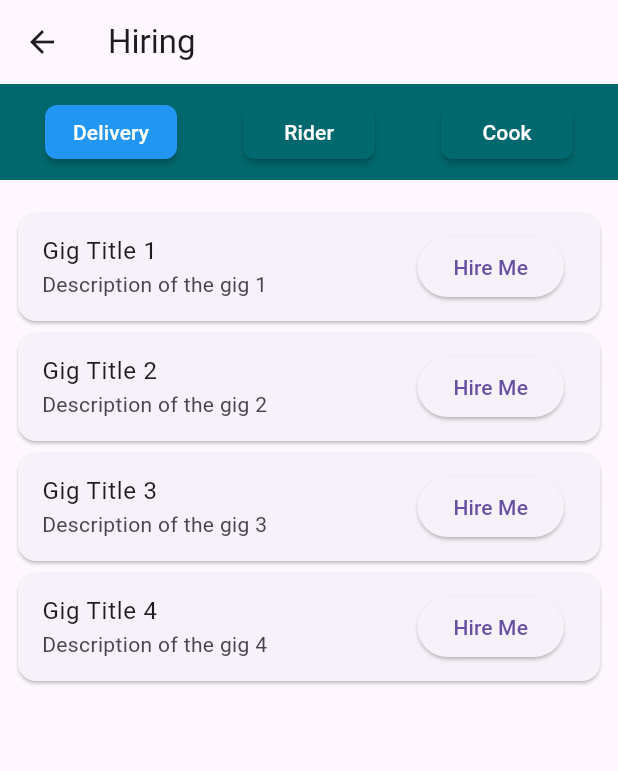
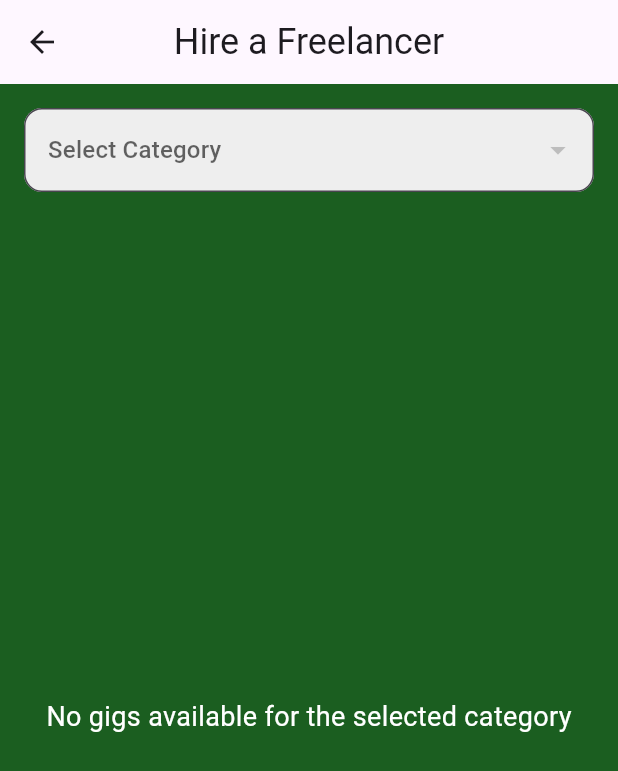
Before and after one commit to muqeetqazi/freelance-app, a Flutter app: the HiringScreen screen opened directly, on a phone screen of 412 x 824 dp. Shown: the top 771 px of the screen. Run offline on Flutter 3.47's test engine with Material 3 defaults, Android fonts, the phone set to English and light mode, and no system bars; our stand-ins replace cloud_firestore, firebase_auth, firebase_core, flutter_spinkit, shared_preferences; accounts and stored records are empty.

Commit message:
all done

```diff
--- a/lib/Screens/client/HiringScreen.dart
+++ b/lib/Screens/client/HiringScreen.dart
@@ -1,4 +1,7 @@
+import 'package:cloud_firestore/cloud_firestore.dart';
 import 'package:flutter/material.dart';
+import 'package:freelanceapp/Screens/services/functions/gigFunctions.dart';
+import 'package:url_launcher/url_launcher.dart';
 
 class HiringScreen extends StatefulWidget {
   const HiringScreen({Key? key}) : super(key: key);
@@ -8,134 +11,170 @@ class HiringScreen extends StatefulWidget {
 }
 
 class _HiringScreenState extends State<HiringScreen> {
-  int _selectedButtonIndex = 0;
+  String? selectedCategory;
+  String? selectedCategoryName;
+  List<Map<String, String>> categories = [];
+  List<DocumentSnapshot> gigs = [];
+
+  final GigFunction gigFunction = GigFunction();
+
+  @override
+  void initState() {
+    super.initState();
+    _loadCategories();
+    _loadGigs();
+  }
+
+  Future<void> _loadCategories() async {
+    try {
+      List<DocumentSnapshot> categoryDocs = await GigFunction.getCategories();
+      List<Map<String, String>> loadedCategories = categoryDocs.map((doc) {
+        return {
+          'catId': (doc['catId'] ?? '').toString(),
+          'catNm': (doc['catNm'] ?? '').toString(),
+        };
+      }).toList();
+
+      setState(() {
+        categories = loadedCategories;
+      });
+    } catch (e) {
+      print('Error loading categories: $e');
+    }
+  }
+
+  Future<void> _loadGigs() async {
+    try {
+      if (selectedCategory != null && selectedCategory!.isNotEmpty) {
+        gigs = await gigFunction.fetchGigsByCategory(selectedCategory!);
+      } else {
+        List<DocumentSnapshot> allGigs = await GigFunction
+            .fetchAllGigs(); // Use class name to call static method
+        gigs = allGigs;
+      }
+      setState(() {});
+    } catch (e) {
+      print('Error loading gigs: $e');
+    }
+  }
+
+  Future<void> _hireUser(String userEmail) async {
+    if (userEmail.isNotEmpty) {
+      String emailUrl =
+          'mailto:$userEmail?subject=Job Application&body=Hi, I would like to hire you for my project.';
+      if (await canLaunch(emailUrl)) {
+        await launch(emailUrl);
+      } else {
+        print('Could not launch email client');
+      }
+    } else {
+      print('User email not found');
+    }
+  }
 
   @override
   Widget build(BuildContext context) {
     return Scaffold(
       appBar: AppBar(
-        title: const Text('Hiring'),
+        title: Text(
+          'Hire a Freelancer',
+          style: TextStyle(fontSize: 24),
         ),
-      body: Column(
+        centerTitle: true,
+      ),
+      backgroundColor: Colors.green.shade900,
+      body: Padding(
+        padding: const EdgeInsets.all(16.0),
+        child: Column(
+          crossAxisAlignment: CrossAxisAlignment.stretch,
           children: [
-          // Navbar with buttons/options
-          Container(
+            DropdownButtonFormField<String>(
+              value: selectedCategory,
+              hint: Text('Select Category'),
+              decoration: InputDecoration(
+                border: OutlineInputBorder(
+                  borderRadius: BorderRadius.circular(12),
+                ),
+                filled: true,
+                fillColor: Colors.grey[200],
+              ),
+              items: categories.map((category) {
+                return DropdownMenuItem<String>(
+                  value: category['catId']!,
+                  child: Text(
+                    category['catNm']!,
+                    style: TextStyle(color: Colors.black),
+                  ),
+                );
+              }).toList(),
+              onChanged: (value) async {
+                setState(() {
+                  selectedCategory = value;
+                  selectedCategoryName = categories.firstWhere(
+                      (category) => category['catId'] == value)['catNm'];
+                });
+                await _loadGigs();
+              },
+            ),
+            SizedBox(height: 20),
+            Expanded(
+              child: gigs.isEmpty
+                  ? Center(
+                      child: Text(
+                        'No gigs available for the selected category',
+                        style: TextStyle(fontSize: 18, color: Colors.white),
+                      ),
+                    )
+                  : ListView.builder(
+                      itemCount: gigs.length,
+                      itemBuilder: (context, index) {
+                        var gig = gigs[index];
+                        return Card(
+                          margin: EdgeInsets.symmetric(vertical: 8),
+                          shape: RoundedRectangleBorder(
+                            borderRadius: BorderRadius.circular(15),
+                          ),
+                          elevation: 4,
+                          color: Colors.green.shade800,
+                          child: Padding(
                             padding: const EdgeInsets.all(8.0),
-            color: const Color(0xFF01696E),
-            child: Row(
-              mainAxisAlignment: MainAxisAlignment.spaceAround,
-              children: [
-                _buildNavbarButton('Delivery', 0),
-                _buildNavbarButton('Rider', 1),
-                _buildNavbarButton('Cook', 2),
-                // Add more buttons as needed
-              ],
+                            child: ListTile(
+                              title: Text(
+                                selectedCategoryName ?? '',
+                                style: TextStyle(
+                                  fontWeight: FontWeight.bold,
+                                  fontSize: 20,
+                                  color: Colors.white,
                                 ),
                               ),
-
-          // Spacer
-          SizedBox(height: 10),
-          // List of cards with gigs
-          Expanded(
-            child: ListView.separated(
-              padding: const EdgeInsets.all(8.0),
-              itemCount:
-                  3, // Assuming you have 3 categories (Delivery, Rider, Cook)
-              separatorBuilder: (context, index) => SizedBox(height: 10),
-              itemBuilder: (context, index) {
-                if (index == _selectedButtonIndex) {
-                  // Load cards based on the selected button
-                  return Column(
-                    crossAxisAlignment: CrossAxisAlignment.stretch,
-                    children: [
-                      Card(
-                        child: ListTile(
-                          title: Text('Gig Title 1'),
-                          subtitle: Text('Description of the gig 1'),
+                              subtitle: Text(
+                                gig['gigDescription'] ?? '',
+                                style: TextStyle(
+                                    fontSize: 16, color: Colors.white),
+                              ),
                               trailing: ElevatedButton(
                                 onPressed: () {
-                              // Add functionality to hire for this gig
+                                  String userEmail = gig['userId'] ?? '';
+                                  _hireUser(userEmail);
                                 },
-                            child: Text('Hire Me'),
+                                style: ElevatedButton.styleFrom(
+                                  shape: RoundedRectangleBorder(
+                                    borderRadius: BorderRadius.circular(12),
+                                  ),
+                                ),
+                                child: Text(
+                                  'Hire Me',
+                                  style: TextStyle(color: Colors.white),
                                 ),
                               ),
                             ),
-                      Card(
-                        child: ListTile(
-                          title: Text('Gig Title 2'),
-                          subtitle: Text('Description of the gig 2'),
-                          trailing: ElevatedButton(
-                            onPressed: () {
-                              // Add functionality to hire for this gig
-                            },
-                            child: Text('Hire Me'),
                           ),
-                        ),
-                      ),
-                      Card(
-                        child: ListTile(
-                          title: Text('Gig Title 3'),
-                          subtitle: Text('Description of the gig 3'),
-                          trailing: ElevatedButton(
-                            onPressed: () {
-                              // Add functionality to hire for this gig
-                            },
-                            child: Text('Hire Me'),
-                          ),
-                        ),
-                      ),
-                      Card(
-                        child: ListTile(
-                          title: Text('Gig Title 4'),
-                          subtitle: Text('Description of the gig 4'),
-                          trailing: ElevatedButton(
-                            onPressed: () {
-                              // Add functionality to hire for this gig
-                            },
-                            child: Text('Hire Me'),
-                          ),
-                        ),
-                      ),
-                      // Add more cards as needed
-                    ],
                         );
-                } else {
-                  // Return an empty container for non-selected categories
-                  return Container();
-                }
                       },
                     ),
             ),
           ],
         ),
-    );
-  }
-
-  Widget _buildNavbarButton(String text, int index) {
-    return MouseRegion(
-      cursor: SystemMouseCursors.click,
-      child: MaterialButton(
-        onPressed: () {
-          setState(() {
-            _selectedButtonIndex = index;
-          });
-        },
-        color: _selectedButtonIndex == index
-            ? Colors.blue
-            : const Color(0xFF01696E),
-        hoverColor: Colors.blue.withOpacity(0.2),
-        shape: RoundedRectangleBorder(
-          borderRadius: BorderRadius.circular(8.0),
-          // side: BorderSide(color: Colors.blue),
-        ),
-        child: Text(
-          text,
-          style: TextStyle(
-            color: _selectedButtonIndex == index
-                ? Colors.white
-                : const Color.fromARGB(255, 255, 255, 255),
-          ),
-        ),
       ),
     );
   }
--- a/lib/Screens/client/LoginScreen.dart
+++ b/lib/Screens/client/LoginScreen.dart
@@ -192,6 +192,8 @@ class _LoginScreenState extends State<LoginScreen> {
   void onPressButton() async {
     var sharedPref = await SharedPreferences.getInstance();
     sharedPref.setBool(SplashScreenState.KEYLOGIN, true);
+    SharedPreferences prefss = await SharedPreferences.getInstance();
+    prefss.setBool(SplashScreenState.isClientLogin, true);
     var gmail = t.text.toString();
     var password = passwords.text.toString();
     var prefs = await SharedPreferences.getInstance();
--- a/lib/Screens/freelancer/FreelanceLoginScreen.dart
+++ b/lib/Screens/freelancer/FreelanceLoginScreen.dart
@@ -2,6 +2,7 @@ import 'package:firebase_auth/firebase_auth.dart';
 import 'package:flutter/material.dart';
 import 'package:freelanceapp/Screens/freelancer/FreelancerHomeScreen.dart';
 import 'package:freelanceapp/Screens/freelancer/SignUpScreen.dart';
+import 'package:freelanceapp/main.dart';
 import 'package:shared_preferences/shared_preferences.dart';
 
 class FreelanceLoginScreen extends StatefulWidget {
@@ -180,7 +181,8 @@ class _FreelanceLoginScreenState extends State<FreelanceLoginScreen> {
     var userPassword = passwords.text.toString();
     bool isGmailEmpty = t.text.isEmpty;
     bool isPasswordEmpty = passwords.text.isEmpty;
-
+    var sharedPref = await SharedPreferences.getInstance();
+    sharedPref.setBool(SplashScreenState.KEYLOGIN, true);
     if (!isGmailEmpty && !isPasswordEmpty) {
       try {
         UserCredential userCredential = await FirebaseAuth.instance
@@ -190,6 +192,8 @@ class _FreelanceLoginScreenState extends State<FreelanceLoginScreen> {
             .showSnackBar(const SnackBar(content: Text('You are Logged in')));
         // Store email in SharedPreferences upon successful login
         storeUserEmail(gmail);
+        SharedPreferences prefs = await SharedPreferences.getInstance();
+        prefs.setBool(SplashScreenState.isFreelancerLogin, true);
         redirectToHomeScreen(context);
       } on FirebaseAuthException catch (e) {
         if (e.code == 'user-not-found') {
--- a/lib/Screens/freelancer/myGigs.dart
+++ b/lib/Screens/freelancer/myGigs.dart
@@ -1,9 +1,3 @@
-// screen detail: es screen pa freelancer ki jo gigs firebase pa pari wo show hoti
-// wo chahy to unha deactivate ya delete kr skta
-// deactivate krna pa database ma status false ho jata false status wali gig client side pr nazar nae ayengi
-// ya screen freelancer side pa 'My Gigs' button bna kr dikha daye uspa
-// eska bhi UI behter krna ko dil krey to bismillah
-
 import 'package:cloud_firestore/cloud_firestore.dart';
 import 'package:flutter/material.dart';
 import 'package:freelanceapp/Screens/services/functions/gigFunctions.dart';
@@ -14,7 +8,8 @@ class MyGigsScreen extends StatefulWidget {
 }
 
 class _MyGigsScreenState extends State<MyGigsScreen> {
-  late List<DocumentSnapshot> gigs;
+  List<DocumentSnapshot> gigs = [];
+  bool isLoading = true;
 
   @override
   void initState() {
@@ -23,10 +18,18 @@ class _MyGigsScreenState extends State<MyGigsScreen> {
   }
 
   Future<void> fetchGigs() async {
+    try {
       List<DocumentSnapshot> result = await GigFunction.getGigsForUser();
       setState(() {
         gigs = result;
+        isLoading = false;
       });
+    } catch (e) {
+      print('Error fetching gigs: $e');
+      setState(() {
+        isLoading = false;
+      });
+    }
   }
 
   @override
@@ -35,8 +38,10 @@ class _MyGigsScreenState extends State<MyGigsScreen> {
       appBar: AppBar(
         title: Text('My Gigs'),
       ),
-      body: gigs == null
+      body: isLoading
           ? Center(child: CircularProgressIndicator())
+          : gigs.isEmpty
+              ? Center(child: Text('No gigs found.'))
               : ListView.builder(
                   itemCount: gigs.length,
                   itemBuilder: (context, index) {
@@ -55,7 +60,7 @@ class _MyGigsScreenState extends State<MyGigsScreen> {
                             }
                             if (snapshot.connectionState ==
                                 ConnectionState.waiting) {
-                          return Text("Loading");
+                              return Text("Loading...");
                             }
                             if (snapshot.data!.docs.isEmpty) {
                               return Text("Category Not Found");
--- a/lib/Screens/services/functions/gigFunctions.dart
+++ b/lib/Screens/services/functions/gigFunctions.dart
@@ -36,6 +36,17 @@ class GigFunction {
     }
   }
 
+  static Future<List<DocumentSnapshot>> fetchAllGigs() async {
+    try {
+      QuerySnapshot querySnapshot =
+          await FirebaseFirestore.instance.collection('gigs').get();
+      return querySnapshot.docs;
+    } catch (e) {
+      print('Error fetching all gigs: $e');
+      return [];
+    }
+  }
+
   static Future<bool> createGig(
     String categoryId,
     String description,
@@ -51,12 +62,7 @@ class GigFunction {
     try {
       DocumentReference gigRef = FirebaseFirestore.instance
           .collection('gigs')
-          .doc(userEmail); // Using userEmail as document ID
-      DocumentSnapshot gigSnapshot = await gigRef.get();
-      if (gigSnapshot.exists) {
-        // Gig already exists for this user
-        return false;
-      }
+          .doc(); // Automatically generates unique ID
 
       await gigRef.set({
         'available': isAvailable,
--- a/pubspec.yaml
+++ b/pubspec.yaml
@@ -38,7 +38,7 @@ dependencies:
   firebase_storage: ^11.7.5
   firebase_core_web: ^2.17.0
   image_picker: ^1.1.1
-
+  url_launcher: ^6.2.6
   flutter_svg: ^0.22.0
 
 
```
Also changed, not shown: lib/Screens/client/clientHomeScreen.dart (+8 -1 lines), lib/Screens/freelancer/freelancerHomeScreen.dart (+10 -4 lines), lib/main.dart (+13 -8 lines), pubspec.lock, 5 other files. Lines whose indentation alone changed are shown as unchanged.
